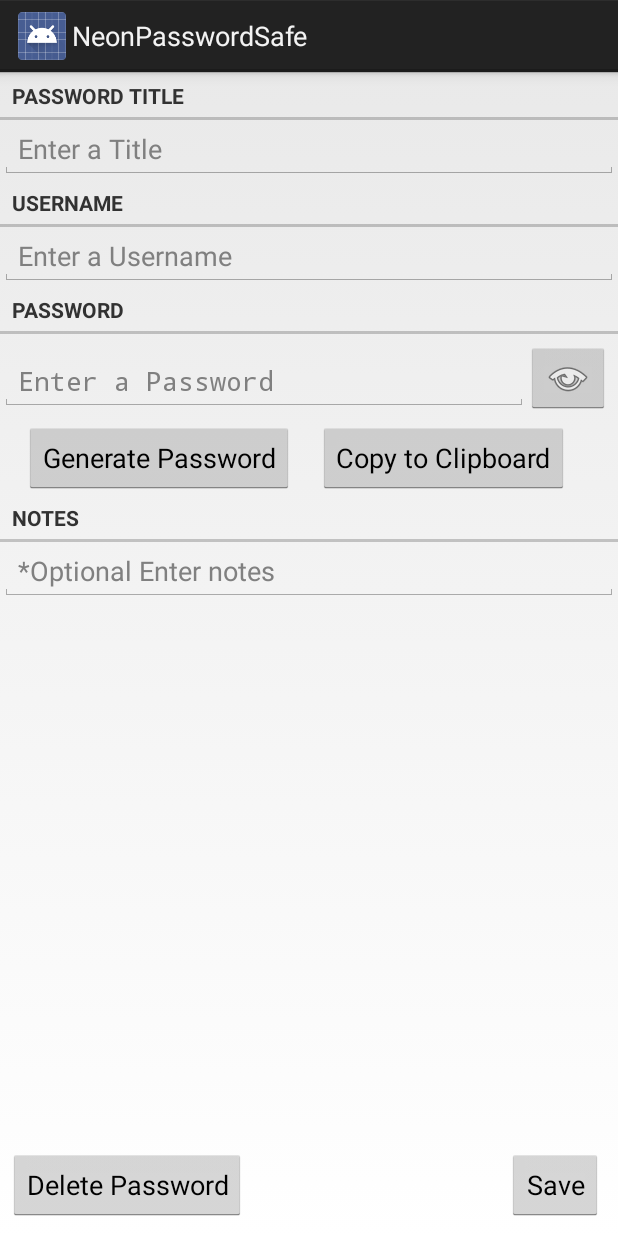
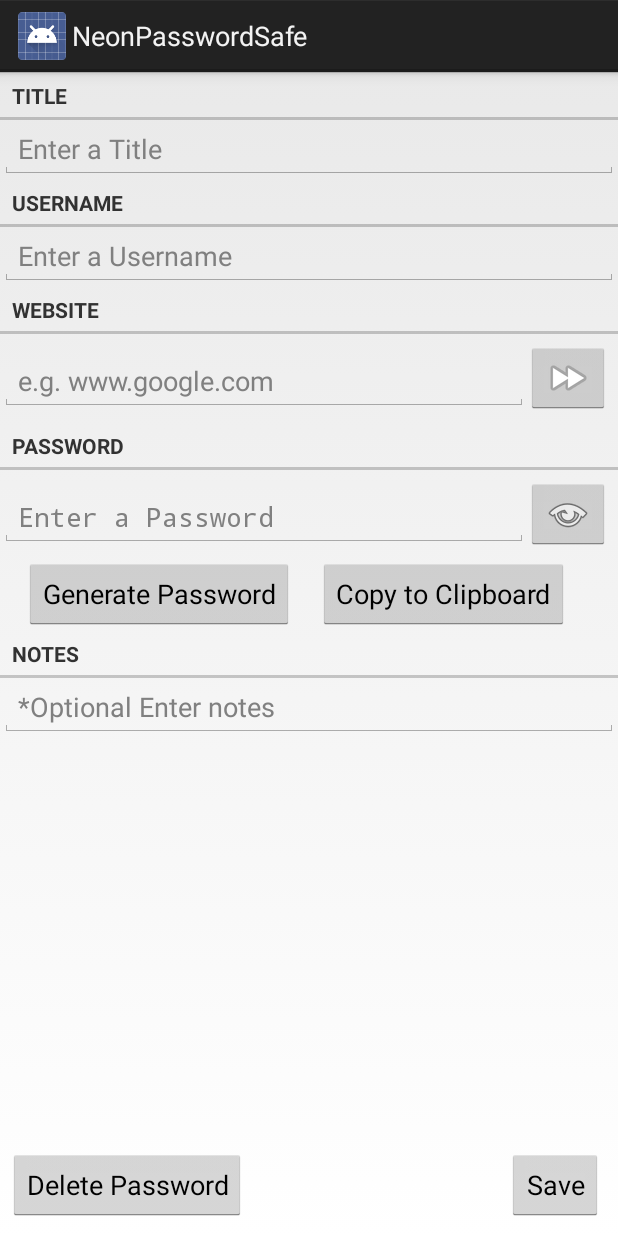
Before and after one commit to javaPhil/PasswordSafe, an Android app: the PasswordPagerActivity screen opened directly, with no data from a screen before it, on a phone screen of 412 x 824 dp. Run offline under Robolectric (Android 15) with nearby library versions, the phone set to English and light mode, and no system bars.

Commit message:
added website datamodel and functionality

```diff
--- a/mobile/src/main/java/com/pwhitman/neonpasswordsafe/Password.java
+++ b/mobile/src/main/java/com/pwhitman/neonpasswordsafe/Password.java
@@ -19,7 +19,9 @@ public class Password {
     private UUID mId;
     private String mNotes;
     private String mUsername;
+    private String mWebsite;
     private PasswordUtility mPassUtil;
+
 
     private static final String JSON_TITLE = "title";
     private static final String JSON_DATE = "date";
@@ -27,6 +29,7 @@ public class Password {
     private static final String JSON_ID = "id";
     private static final String JSON_NOTES = "notes";
     private static final String JSON_USERNAME = "userName";
+    private static final String JSON_WEBSITE = "website";
 
     public Password(){
         if(mId == null) mId = UUID.randomUUID();
@@ -50,6 +53,9 @@ public class Password {
         if(json.has(JSON_USERNAME)){
             mUsername = json.getString(JSON_USERNAME);
         }
+        if(json.has(JSON_WEBSITE)){
+            mWebsite = json.getString(JSON_WEBSITE);
+        }
         mPassUtil = PasswordUtility.getInstance();
     }
 
@@ -61,6 +67,7 @@ public class Password {
         json.put(JSON_PASS, mPass);
         json.put(JSON_NOTES, mNotes);
         json.put(JSON_USERNAME, mUsername);
+        json.put(JSON_WEBSITE, mWebsite);
         return json;
     }
 
@@ -119,4 +126,12 @@ public class Password {
     public PasswordUtility getmPassUtil() {
         return mPassUtil;
     }
+
+    public String getmWebsite() {
+        return mWebsite;
+    }
+
+    public void setmWebsite(String mWebsite) {
+        this.mWebsite = mWebsite;
+    }
 }
--- a/mobile/src/main/java/com/pwhitman/neonpasswordsafe/PasswordFragment.java
+++ b/mobile/src/main/java/com/pwhitman/neonpasswordsafe/PasswordFragment.java
@@ -6,6 +6,7 @@ import android.app.AlertDialog;
 import android.content.Context;
 import android.content.DialogInterface;
 import android.content.Intent;
+import android.net.Uri;
 import android.os.Build;
 import android.os.Bundle;
 import android.support.v4.app.Fragment;
@@ -14,15 +15,18 @@ import android.text.Editable;
 import android.text.InputType;
 import android.text.TextWatcher;
 import android.util.Log;
+import android.util.Patterns;
 import android.view.LayoutInflater;
 import android.view.MenuItem;
 import android.view.View;
 import android.view.ViewGroup;
+import android.webkit.URLUtil;
 import android.widget.Button;
 import android.widget.EditText;
 import android.widget.ImageButton;
 import android.widget.Toast;
 
+import java.net.HttpURLConnection;
 import java.util.UUID;
 
 public class PasswordFragment extends Fragment {
@@ -35,6 +39,8 @@ public class PasswordFragment extends Fragment {
     private Password mPassword;
     private EditText mTitleField;
     private EditText mUsernameField;
+    private EditText mWebsiteField;
+    private ImageButton mGoToWebsiteBtn;
     private EditText mPasswordField;
     private EditText mNotes;
     private Button mGeneratePassBtn;
@@ -132,7 +138,46 @@ public class PasswordFragment extends Fragment {
             }
         });
 
+        mWebsiteField = (EditText)v.findViewById(R.id.password_website_editText);
+        mWebsiteField.setText(mPassword.getmWebsite());
+        mWebsiteField.addTextChangedListener(new TextWatcher() {
+            @Override
+            public void beforeTextChanged(CharSequence s, int start, int count, int after) {
 
+            }
+
+            @Override
+            public void onTextChanged(CharSequence s, int start, int before, int count) {
+                mPassword.setmWebsite(s.toString());
+            }
+
+            @Override
+            public void afterTextChanged(Editable s) {
+
+            }
+        });
+        mGoToWebsiteBtn = (ImageButton)v.findViewById(R.id.password_website_gotoBtn);
+        mGoToWebsiteBtn.setOnClickListener(new View.OnClickListener() {
+            @Override
+            public void onClick(View v) {
+                String url = mPassword.getmWebsite();
+                if(url != null && !url.trim().isEmpty()) {
+                    if (!url.startsWith("https://") && !url.startsWith("http://")) {
+                        url = "http://" + url;
+                    }
+                    if(Patterns.WEB_URL.matcher(url).matches()){
+                        Intent i = new Intent(Intent.ACTION_VIEW);
+                        i.setData(Uri.parse(url));
+                        startActivity(i);
+                    }else{
+                        Toast.makeText(getActivity(), "The URL is invalid please make sure the website is entered correctly", Toast.LENGTH_LONG).show();
+                    }
+
+                }else{
+                    Toast.makeText(getActivity(), "Please enter a website and try again", Toast.LENGTH_LONG).show();
+                }
+            }
+        });
 
         mPasswordField = (EditText)v.findViewById(R.id.password_pass);
         mPasswordField.setInputType(InputType.TYPE_CLASS_TEXT | InputType.TYPE_TEXT_VARIATION_PASSWORD);
@@ -166,7 +211,7 @@ public class PasswordFragment extends Fragment {
             @Override
             public void onClick(View v) {
                 int inputType = mPasswordField.getInputType();
-                Log.i("INPUT TYPE: ",  Integer.toString(inputType));
+
                 if(inputType == InputType.TYPE_CLASS_TEXT + InputType.TYPE_TEXT_VARIATION_PASSWORD){
                     mPasswordField.setInputType(InputType.TYPE_CLASS_TEXT | InputType.TYPE_TEXT_VARIATION_VISIBLE_PASSWORD);
                 }else{
--- a/mobile/src/main/java/com/pwhitman/neonpasswordsafe/PasswordUtility.java
+++ b/mobile/src/main/java/com/pwhitman/neonpasswordsafe/PasswordUtility.java
@@ -3,7 +3,9 @@ package com.pwhitman.neonpasswordsafe;
 import android.util.Base64;
 import android.util.Log;
 
+import java.io.InputStream;
 import java.math.BigInteger;
+import java.net.URL;
 import java.nio.ByteBuffer;
 import java.security.Key;
 import java.security.KeyPair;
@@ -68,7 +70,7 @@ public class PasswordUtility {
     }
 
     public String decryptString(String inputString){
-        if(inputString == null || inputString.trim().isEmpty()) return null;
+        if(inputString == null || inputString.trim().isEmpty()) return "";
 //        Log.i(TAG, "decryptString: " + inputString);
         byte[] decodedBytes = null;
         try{
@@ -86,4 +88,5 @@ public class PasswordUtility {
         return decodedBytes != null ? new String(decodedBytes) : "";
     }
 
+
 }
--- /dev/null
+++ b/mobile/src/main/res/drawable/background_activated.xml
@@ -0,0 +1,6 @@
+<?xml version="1.0" encoding="utf-8"?>
+<selector xmlns:android="http://schemas.android.com/apk/res/android">
+    <item
+        android:state_activated="true"
+        android:drawable="@android:color/darker_gray"/>
+</selector>
--- a/mobile/src/main/res/layout-land/fragment_password.xml
+++ b/mobile/src/main/res/layout-land/fragment_password.xml
@@ -28,6 +28,30 @@
         android:layout_height="wrap_content"
         android:id="@+id/password_username"
         android:hint="@string/password_username_hint"/>
+    <TextView
+        android:layout_width="match_parent"
+        android:layout_height="wrap_content"
+        android:text="@string/password_website"
+        style="?android:listSeparatorTextViewStyle"/>
+    <RelativeLayout
+        android:layout_width="match_parent"
+        android:layout_height="wrap_content">
+        <EditText
+            android:layout_width="match_parent"
+            android:layout_height="wrap_content"
+            android:layout_marginRight="60dp"
+            android:id="@+id/password_website_editText"
+            android:hint="@string/password_website_hint"
+            android:inputType="textWebEditText"
+            android:layout_marginTop="12dp" />
+        <ImageButton
+            android:layout_width="wrap_content"
+            android:layout_height="wrap_content"
+            android:id="@+id/password_website_gotoBtn"
+            android:src="@android:drawable/ic_media_ff"
+            android:layout_alignParentRight="true"
+            android:layout_margin="5dp"/>
+    </RelativeLayout>
     <TextView
         android:layout_width="match_parent"
         android:layout_height="wrap_content"
--- a/mobile/src/main/res/layout/fragment_password.xml
+++ b/mobile/src/main/res/layout/fragment_password.xml
@@ -23,6 +23,30 @@
         android:layout_height="wrap_content"
         android:id="@+id/password_username"
         android:hint="@string/password_username_hint"/>
+    <TextView
+        android:layout_width="match_parent"
+        android:layout_height="wrap_content"
+        android:text="@string/password_website"
+        style="?android:listSeparatorTextViewStyle"/>
+    <RelativeLayout
+    android:layout_width="match_parent"
+    android:layout_height="wrap_content">
+    <EditText
+        android:layout_width="match_parent"
+        android:layout_height="wrap_content"
+        android:layout_marginRight="60dp"
+        android:id="@+id/password_website_editText"
+        android:hint="@string/password_website_hint"
+        android:inputType="textWebEditText"
+        android:layout_marginTop="12dp" />
+    <ImageButton
+        android:layout_width="wrap_content"
+        android:layout_height="wrap_content"
+        android:id="@+id/password_website_gotoBtn"
+        android:src="@android:drawable/ic_media_ff"
+        android:layout_alignParentRight="true"
+        android:layout_margin="5dp"/>
+</RelativeLayout>
     <TextView
         android:layout_width="match_parent"
         android:layout_height="wrap_content"
--- a/mobile/src/main/res/values/strings.xml
+++ b/mobile/src/main/res/values/strings.xml
@@ -3,12 +3,11 @@
 
     <string name="app_name">PasswordSafe</string>
     <string name="password_list_title">Password Safe</string>
-    <string name="password_title">Password Title</string>
+    <string name="password_title">Title</string>
     <string name="password_text">Password</string>
     <string name="password_creation_date">Creation Date</string>
     <string name="password_username">Username</string>
     <string name="password_notes">Notes</string>
-    <string name="hello_blank_fragment">Hello blank fragment</string>
     <string name="password_title_hint">Enter a Title</string>
     <string name="password_username_hint">Enter a Username</string>
     <string name="password_hint">Enter a Password</string>
@@ -25,4 +24,6 @@
     <string name="toast_password_copied">Password Copied</string>
     <string name="toast_password_saved">Password Saved</string>
     <string name="toast_password_deleted">Password Deleted</string>
+    <string name="password_website">Website</string>
+    <string name="password_website_hint">e.g. www.google.com</string>
 </resources>
```
Also changed, not shown: mobile/src/main/res/layout/list_item_password.xml (+4 -3 lines).
